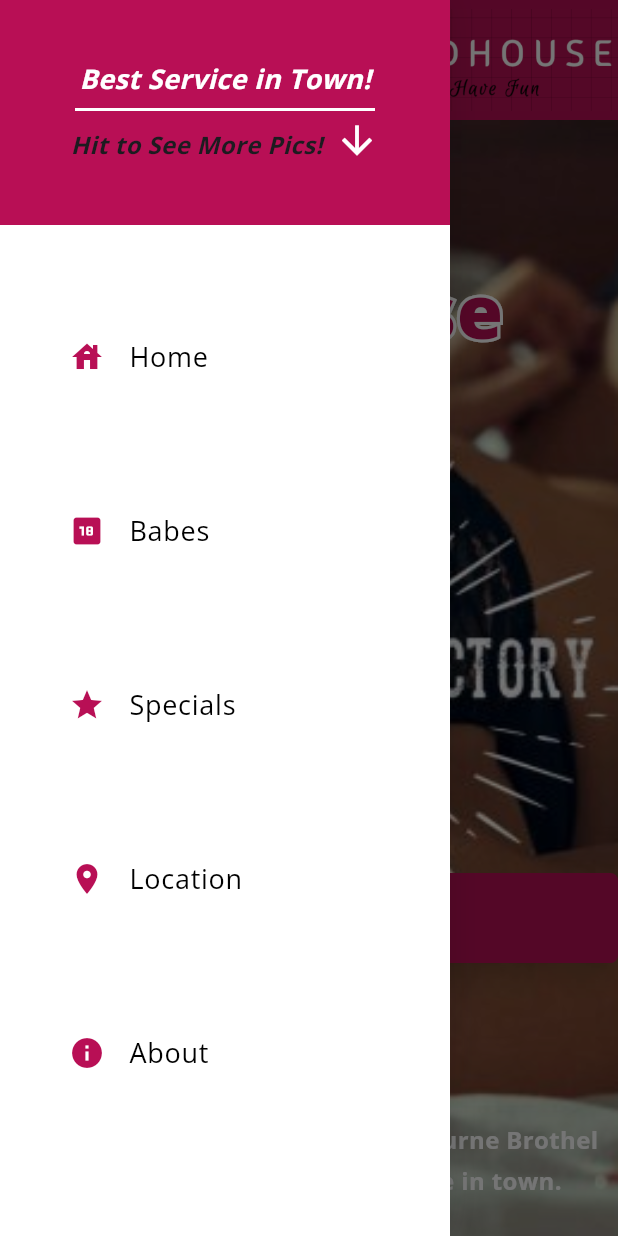
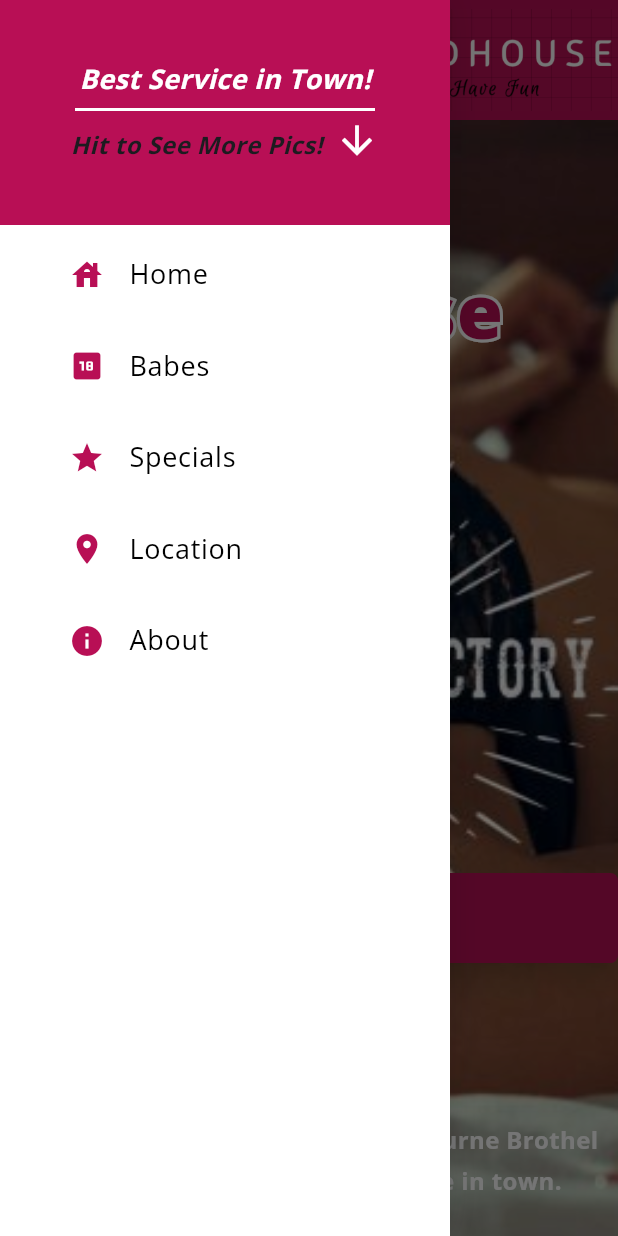
Before and after one commit to JimmyHu213/Red_House, a Flutter app: the screen it shows after launch, after a tap on the "menu" icon, on a phone screen of 412 x 824 dp. Run offline on Flutter 3.47's test engine with Material 3 defaults, Android fonts, the light colour scheme and no system bars; our stand-ins replace firebase_core, firebase_storage, get_it, responsive_builder; missing offline and left inert: universal_html; accounts and stored records are empty; generated files the repository leaves out were written again.

Commit message:
feat: completed other features

```diff
--- a/lib/views/about/about_content_mobile.dart
+++ b/lib/views/about/about_content_mobile.dart
@@ -79,6 +79,12 @@ class AboutContentMobile extends StatelessWidget {
                         fontWeight: FontWeight.bold,
                         fontSize: 20,
                       )),
+                  const Text(
+                    'Global Sexy Girl Service\nAge between 18 and 25\nLots of fun ❤️ ❤️ ❤️ ',
+                    style: TextStyle(
+                      color: primaryColor,
+                    ),
+                  ),
                   Row(
                     children: <Widget>[
                       IconButton(
@@ -111,9 +117,10 @@ class AboutContentMobile extends StatelessWidget {
                   ),
                   _buildAddressText(
                       '11 Packham St, Shepparton VIC', '0459635846', context),
-                  SizedBox(height: 10), // Add some space between addresses
                   _buildAddressText(
                       '83A Bridge Rd, Buronga NSW', '0499312283', context),
+                  _buildAddressText('3 Parkes way, Burnside Heights VIC',
+                      '0473311660', context)
                 ],
               )
             ],
--- a/lib/views/location/location_content_mobile.dart
+++ b/lib/views/location/location_content_mobile.dart
@@ -1,13 +1,102 @@
 import 'package:flutter/material.dart';
+import 'package:red_house/constants/app_colors.dart';
+import 'package:red_house/widgets/title_text.dart';
+import 'package:universal_html/html.dart' as html;
+import 'package:flutter/foundation.dart' show kIsWeb;
+import 'package:url_launcher/url_launcher.dart';
 
 class LocationContentMobile extends StatelessWidget {
   const LocationContentMobile({super.key});
 
+  void _launchMap(String address) {
+    final encodedAddress = Uri.encodeComponent(address);
+    final mapUrl =
+        'https://www.google.com/maps/search/?api=1&query=$encodedAddress';
+
+    if (kIsWeb) {
+      html.window.open(mapUrl, '_blank');
+    } else {
+      _launchUrl(mapUrl);
+    }
+  }
+
+  Future<void> _launchUrl(String urlString) async {
+    final Uri url = Uri.parse(urlString);
+    if (!await launchUrl(url)) {
+      print('Could not launch $urlString');
+    }
+  }
+
+  Widget _buildAddressText(String address) {
+    return GestureDetector(
+      onTap: () => _launchMap(address),
+      child: Text(
+        '$address',
+        style: const TextStyle(
+          color: Colors.black,
+          decoration: TextDecoration.underline,
+        ),
+      ),
+    );
+  }
+
   @override
   Widget build(BuildContext context) {
-    return Container(
-      child: Center(
-        child: Text('Location Content Mobile'),
+    return SingleChildScrollView(
+      child: Padding(
+        padding: const EdgeInsets.all(16.0),
+        child: Column(
+          mainAxisAlignment: MainAxisAlignment.start,
+          children: <Widget>[
+            const TitleTextWidget(title: 'Locations'),
+            const SizedBox(height: 20),
+            _buildLocationCard(
+              'assets/image/shepparton.png',
+              '11 Packham St, Shepparton VIC',
+              'Shepparton',
+            ),
+            const SizedBox(height: 20),
+            _buildLocationCard(
+              'assets/image/buronga.png',
+              '83A Bridge Rd, Buronga NSW',
+              'Buronga',
+            ),
+            const SizedBox(height: 20),
+            _buildLocationCard(
+              'assets/image/burnside.png',
+              '3 Parkes way, Burnside Heights VIC',
+              'Burnside',
+            ),
+          ],
+        ),
+      ),
+    );
+  }
+
+  Widget _buildLocationCard(String imagePath, String address, String title) {
+    return Card(
+      color: secondaryColor,
+      elevation: 4,
+      child: Padding(
+        padding: const EdgeInsets.all(16.0),
+        child: Column(
+          crossAxisAlignment: CrossAxisAlignment.start,
+          children: <Widget>[
+            Center(
+              child: Image.asset(
+                imagePath,
+                height:
+                    200, // Adjust this value to make images smaller or larger
+                width: double.infinity,
+                fit: BoxFit.cover,
+              ),
+            ),
+            const SizedBox(height: 8),
+            TitleTextWidget(title: title),
+            const SizedBox(height: 8),
+            _buildAddressText(address),
+          ],
+        ),
       ),
     );
   }
--- a/lib/views/service/service_content_mobile.dart
+++ b/lib/views/service/service_content_mobile.dart
@@ -1,62 +1,122 @@
 import 'package:flutter/material.dart';
+import 'package:red_house/model/girl.dart';
+import 'package:red_house/widgets/pic_cell/girl_card.dart';
+import 'package:red_house/widgets/title_text.dart';
+import 'package:firebase_storage/firebase_storage.dart';
 
 class ServiceContentMobile extends StatelessWidget {
   const ServiceContentMobile({super.key});
 
+  Future<List<String>> getImageUrls() async {
+    List<String> imageUrls = [];
+
+    try {
+      final ListResult result =
+          await FirebaseStorage.instance.ref('girls_images').listAll();
+
+      for (final Reference ref in result.items) {
+        final String downloadUrl = await ref.getDownloadURL();
+        imageUrls.add(downloadUrl);
+      }
+    } catch (e) {
+      print('Error fetching images: $e');
+    }
+
+    return imageUrls;
+  }
+
   @override
   Widget build(BuildContext context) {
-    return Container(
-      height: 500,
-      child: ListView.builder(
-        itemCount: services.length,
-        itemBuilder: (context, index) {
-          return ServiceCard(service: services[index]);
-        },
-      ),
+    return FutureBuilder<List<String>>(
+      future: getImageUrls(),
+      builder: (context, snapshot) {
+        if (snapshot.connectionState == ConnectionState.waiting) {
+          return const CircularProgressIndicator();
+        } else if (snapshot.hasError) {
+          return Text('Error: ${snapshot.error}');
+        } else if (!snapshot.hasData || snapshot.data!.isEmpty) {
+          return const Text('No images found');
+        } else {
+          print('Number of images: ${snapshot.data![0]}');
+          return Image.network(
+            snapshot.data![0],
+            fit: BoxFit.cover,
+            errorBuilder: (context, error, stackTrace) {
+              print('Error loading image: ${error}');
+              return Container(
+                color: Colors.grey[300],
+                child: Icon(Icons.error, color: Colors.red),
+              );
+            },
+            loadingBuilder: (context, child, loadingProgress) {
+              if (loadingProgress == null) return child;
+              return Center(
+                child: CircularProgressIndicator(
+                  value: loadingProgress.expectedTotalBytes != null
+                      ? loadingProgress.cumulativeBytesLoaded /
+                          loadingProgress.expectedTotalBytes!
+                      : null,
+                ),
+              );
+            },
+          );
+          // return Column(
+          //   children: [
+          //     const TitleTextWidget(title: 'Our Babes'),
+          //     Container(
+          //       height: 600,
+          //       child: ListView.builder(
+          //         scrollDirection: Axis.horizontal,
+          //         itemCount: snapshot.data!.length,
+          //         itemBuilder: (context, index) {
+          //           return Image.network(
+          //             snapshot.data![index],
+          //             fit: BoxFit.cover,
+          //             errorBuilder: (context, error, stackTrace) {
+          //               print('Error loading image: ${error}');
+          //               return Container(
+          //                 color: Colors.grey[300],
+          //                 child: Icon(Icons.error, color: Colors.red),
+          //               );
+          //             },
+          //             loadingBuilder: (context, child, loadingProgress) {
+          //               if (loadingProgress == null) return child;
+          //               return Center(
+          //                 child: CircularProgressIndicator(
+          //                   value: loadingProgress.expectedTotalBytes != null
+          //                       ? loadingProgress.cumulativeBytesLoaded /
+          //                           loadingProgress.expectedTotalBytes!
+          //                       : null,
+          //                 ),
+          //               );
+          //             },
+          //           );
+          //         },
+          //       ),
+          //     ),
+          //   ],
+          // );
+        }
+      },
     );
   }
 }
 
-class ServiceCard extends StatelessWidget {
-  final Service service;
-
-  const ServiceCard({Key? key, required this.service}) : super(key: key);
-
-  @override
-  Widget build(BuildContext context) {
-    return Card(
-      elevation: 4,
-      child: Column(
-        mainAxisAlignment: MainAxisAlignment.center,
-        children: [
-          Icon(service.icon, color: Colors.blue),
-          const SizedBox(height: 8),
-          Text(
-            service.name,
-            textAlign: TextAlign.center,
-            style: const TextStyle(fontSize: 16, fontWeight: FontWeight.bold),
-          ),
-        ],
-      ),
-    );
-  }
-}
-
-class Service {
-  final String name;
-  final IconData icon;
-
-  Service({required this.name, required this.icon});
-}
-
-final List<Service> services = [
-  Service(name: 'Web Development', icon: Icons.web),
-  Service(name: 'Mobile App Development', icon: Icons.mobile_friendly),
-  Service(name: 'UI/UX Design', icon: Icons.design_services),
-  Service(name: 'Cloud Services', icon: Icons.cloud),
-  Service(name: 'Data Analytics', icon: Icons.analytics),
-  Service(name: 'Cybersecurity', icon: Icons.security),
-  Service(name: 'AI & Machine Learning', icon: Icons.smart_toy),
-  Service(name: 'IoT Solutions', icon: Icons.devices),
-  Service(name: 'Blockchain', icon: Icons.link),
+final List<Girl> girls = [
+  Girl(
+      name: 'Lulu',
+      description: 'Lovely Local',
+      imageUrl: 'assets/image/logo.png'),
+  Girl(
+      name: 'Lala',
+      description: 'Lovely Local',
+      imageUrl: 'assets/image/logo.png'),
+  Girl(
+      name: 'Lili',
+      description: 'Lovely Local',
+      imageUrl: 'assets/image/logo.png'),
+  Girl(
+      name: 'Lolo',
+      description: 'Lovely Local',
+      imageUrl: 'assets/image/logo.png'),
 ];
--- a/lib/views/special/special_content_mobile.dart
+++ b/lib/views/special/special_content_mobile.dart
@@ -1,26 +1,70 @@
 import 'package:flutter/material.dart';
+import 'package:red_house/constants/app_colors.dart';
+import 'package:red_house/widgets/title_text.dart';
 
 class SpecialContentMobile extends StatelessWidget {
   const SpecialContentMobile({super.key});
 
   @override
   Widget build(BuildContext context) {
-    return Container(
-      height: 400,
+    return SizedBox(
+      height: (specialItems.length / 3).ceil() * 150,
       width: double.infinity,
-      child: Padding(
-        padding: const EdgeInsets.all(8.0),
-        child: ListView.builder(
-          itemCount: 10,
-          itemBuilder: (context, index) {
-            return Card(
-              child: ListTile(
-                title: Text('Special Content Mobile $index'),
+      child: Column(
+        children: [
+          const TitleTextWidget(title: 'Specials'),
+          Expanded(
+            child: GridView.builder(
+              gridDelegate: const SliverGridDelegateWithFixedCrossAxisCount(
+                crossAxisCount: 3, // Increased to 3 items per row
+                crossAxisSpacing: 4, // Reduced spacing
+                mainAxisSpacing: 4, // Reduced spacing
+                childAspectRatio: 1.5, // Width is 1.5 times the height
               ),
-            );
-          },
-        ),
+              padding: const EdgeInsets.all(
+                  4), // Add some padding around the entire grid
+              itemCount: specialItems.length,
+              itemBuilder: (context, index) {
+                return Card(
+                  color: secondaryColor,
+                  elevation: 2,
+                  child: Container(
+                    padding: EdgeInsets.all(4),
+                    child: Column(
+                      mainAxisAlignment: MainAxisAlignment.center,
+                      children: [
+                        Icon(
+                          Icons.star,
+                          size: 24,
+                          color: primaryColor,
+                        ), // Smaller icon
+                        SizedBox(height: 4),
+                        Text(
+                          '${specialItems[index]}',
+                          textAlign: TextAlign.center,
+                          style: TextStyle(
+                              fontSize: 16,
+                              fontWeight: FontWeight.w500), // Smaller font
+                        ),
+                      ],
+                    ),
+                  ),
+                );
+              },
+            ),
+          ),
+        ],
       ),
     );
   }
 }
+
+List specialItems = [
+  'Aussie Girl',
+  'Asian Girl',
+  'Euro Girl',
+  'Squrting',
+  'Blowjob',
+  'Cumshot',
+  'Threesome',
+];
--- a/lib/widgets/navigation_drawer/nav_drawer.dart
+++ b/lib/widgets/navigation_drawer/nav_drawer.dart
@@ -11,6 +11,7 @@ class NavDrawer extends StatelessWidget {
   Widget build(BuildContext context) {
     return Container(
         width: 300,
+        height: double.infinity,
         decoration: const BoxDecoration(
             color: Colors.white,
             boxShadow: [BoxShadow(color: Colors.black12, blurRadius: 16)]),
@@ -52,7 +53,7 @@ class DrawerItem extends StatelessWidget {
   @override
   Widget build(BuildContext context) {
     return Padding(
-        padding: const EdgeInsets.only(left: 30, top: 60),
+        padding: const EdgeInsets.only(left: 30, top: 5),
         child: ListTile(
           title: Text(
             title,
--- /dev/null
+++ b/lib/widgets/title_text.dart
@@ -0,0 +1,23 @@
+import 'package:flutter/material.dart';
+import 'package:red_house/constants/app_colors.dart';
+
+class TitleTextWidget extends StatelessWidget {
+  const TitleTextWidget({super.key, required this.title});
+  final String title;
+
+  @override
+  Widget build(BuildContext context) {
+    return Padding(
+      padding: const EdgeInsets.only(top: 8.0, bottom: 8.0),
+      child: Text(
+        title,
+        style: const TextStyle(
+          fontSize: 20,
+          fontStyle: FontStyle.italic,
+          color: primaryColor,
+          fontWeight: FontWeight.bold,
+        ),
+      ),
+    );
+  }
+}
--- a/pubspec.yaml
+++ b/pubspec.yaml
@@ -41,6 +41,7 @@ dependencies:
   google_maps: ^6.3.0
   url_launcher: ^6.0.9
   universal_html: ^2.0.8
+  firebase_storage:
 
 dev_dependencies:
   flutter_test:
@@ -68,7 +69,9 @@ flutter:
     - assets/image/logo.png
     - assets/image/background.jpg
     - assets/image/favicon.png
-    - assets/image/lips.png
+    - assets/image/shepparton.png
+    - assets/image/buronga.png
+    - assets/image/burnside.png
 
   # An image asset can refer to one or more resolution-specific "variants", see
   # https://flutter.dev/assets-and-images/#resolution-aware
```
Also changed, not shown: cors.json (added, +7 -0 lines), lib/model/girl.dart (+11 -0 lines), lib/widgets/pic_cell/girl_card.dart (added, +66 -0 lines), assets/image/burnside.png (added), assets/image/buronga.png (added), assets/image/lips.png (deleted), assets/image/shepparton.png (added), pubspec.lock.
